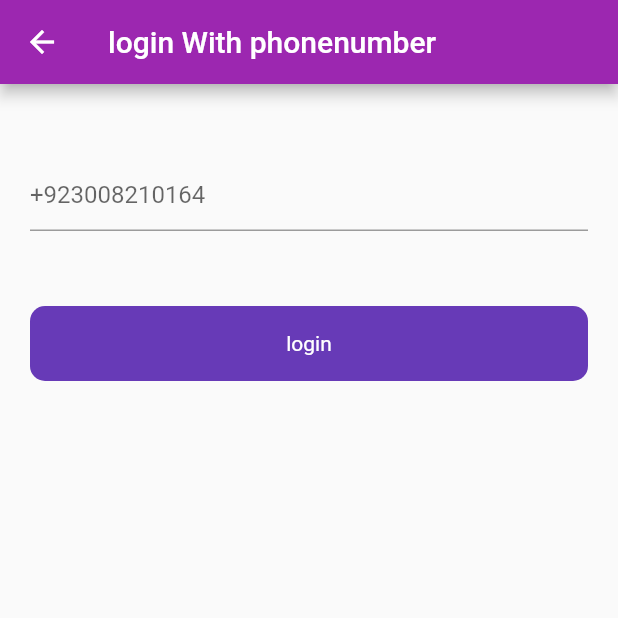
After one commit to sannan1993/flutterFirebase, a Flutter app: the screen it shows after launch, after a tap on "login", after a tap on "Login with phone", on a phone screen of 412 x 824 dp, the top half of it. The commit adds this screen. Run offline on Flutter 3.47's test engine with Material 2 defaults, Android fonts, the phone set to English and light mode, and no system bars; our stand-ins replace firebase_auth, firebase_core, fluttertoast; accounts and stored records are empty.

Commit message:
authentication from mobile number complete

```diff
--- a/lib/UI/auth/login_screen.dart
+++ b/lib/UI/auth/login_screen.dart
@@ -1,3 +1,4 @@
+import 'package:firebasetest/UI/auth/login_with_phone_number.dart';
 import 'package:firebasetest/UI/post_screen.dart';
 import 'package:firebasetest/utils/utils.dart';
 import 'package:firebasetest/widgets/round_button.dart';
@@ -14,7 +15,7 @@ class loginScreen extends StatefulWidget {
 }
 
 class _loginScreenState extends State<loginScreen> {
-  bool loading= false;
+  bool loading = false;
   final _formKey = GlobalKey<FormState>();
   final emailController = TextEditingController();
   final passwordController = TextEditingController();
@@ -29,18 +30,18 @@ class _loginScreenState extends State<loginScreen> {
     passwordController.dispose();
   }
 
-  void login(){
+  void login() {
     setState(() {
       loading = true;
     });
-    _auth.signInWithEmailAndPassword(
-        email: emailController.text.toString(),
-        password: passwordController.text.toString()
-    ).then((value) {
+    _auth
+        .signInWithEmailAndPassword(
+            email: emailController.text.toString(),
+            password: passwordController.text.toString())
+        .then((value) {
       utils().toastMessage(value.user!.email.toString());
-      Navigator.push(context,
-        MaterialPageRoute(builder: (context)=> postScreen())
-      );
+      Navigator.push(
+          context, MaterialPageRoute(builder: (context) => postScreen()));
       setState(() {
         loading = false;
       });
@@ -55,7 +56,7 @@ class _loginScreenState extends State<loginScreen> {
 
   Widget build(BuildContext context) {
     return WillPopScope(
-      onWillPop: ()async{
+      onWillPop: () async {
         SystemNavigator.pop();
         return true;
       },
@@ -129,14 +130,30 @@ class _loginScreenState extends State<loginScreen> {
                   Text("don't have an account? "),
                   TextButton(
                     onPressed: () {
-                      Navigator.push(context,
+                      Navigator.push(
+                          context,
                           MaterialPageRoute(
-                              builder:(context)=>signUpScreen())
-                      );
+                              builder: (context) => signUpScreen()));
                     },
                     child: Text("Sign up"),
                   )
                 ],
+              ),
+              InkWell(
+                onTap: (){
+                  Navigator.push(context,
+                  MaterialPageRoute(builder: (context)=> loginWithPhoneNumber()));
+                },
+                child: Container(
+                  height: 50,
+                  decoration: BoxDecoration(
+                    borderRadius: BorderRadius.circular(50),
+                    border: Border.all(color: Colors.black)
+                  ),
+                  child: Center(
+                    child: Text("Login with phone"),
+                  ),
+                ),
               )
             ],
           ),
--- /dev/null
+++ b/lib/UI/auth/login_with_phone_number.dart
@@ -0,0 +1,82 @@
+import 'package:firebase_auth/firebase_auth.dart';
+import 'package:firebasetest/UI/auth/verify_code.dart';
+import 'package:firebasetest/utils/utils.dart';
+import 'package:firebasetest/widgets/round_button.dart';
+import 'package:flutter/material.dart';
+
+class loginWithPhoneNumber extends StatefulWidget {
+  const loginWithPhoneNumber({Key? key}) : super(key: key);
+
+  @override
+  State<loginWithPhoneNumber> createState() => _loginWithPhoneNumberState();
+}
+
+class _loginWithPhoneNumberState extends State<loginWithPhoneNumber> {
+  bool loading = false;
+  final _auth = FirebaseAuth.instance;
+  final phoneNumberController = TextEditingController();
+
+  @override
+  Widget build(BuildContext context) {
+    return Scaffold(
+      appBar: AppBar(
+        title: Text("login With phonenumber"),
+      ),
+      body: Padding(
+        padding: const EdgeInsets.symmetric(horizontal: 20),
+        child: Column(
+          children: [
+            SizedBox(
+              height: 50,
+            ),
+            TextFormField(
+              controller: phoneNumberController,
+              keyboardType: TextInputType.phone,
+              decoration: InputDecoration(hintText: "+923008210164"),
+            ),
+            SizedBox(
+              height: 50,
+            ),
+            roundButton(
+              loading: loading,
+                title: "login",
+                onTap: () {
+                  setState((){
+                    loading = true;
+                  });
+
+                  _auth.verifyPhoneNumber(
+                      phoneNumber: phoneNumberController.text.toString(),
+                      verificationCompleted: (_) {
+                        setState((){
+                          loading = false;
+                        });
+                      },
+                      verificationFailed: (e) {
+                        setState((){
+                          loading = false;
+                        });
+                        utils().toastMessage(e.toString());
+                      },
+                      codeSent: (String verificationId, int? token) {
+                        Navigator.push(
+                            context,
+                            MaterialPageRoute(
+                                builder: (context) => verifyCodeScreen(verificationId: verificationId,)));
+                        setState((){
+                          loading = false;
+                        });
+                      },
+                      codeAutoRetrievalTimeout: (e) {
+                        utils().toastMessage(e.toString());
+                        setState((){
+                          loading = false;
+                        });
+                      });
+                })
+          ],
+        ),
+      ),
+    );
+  }
+}
```
Also changed, not shown: lib/UI/auth/verify_code.dart (added, +73 -0 lines).
